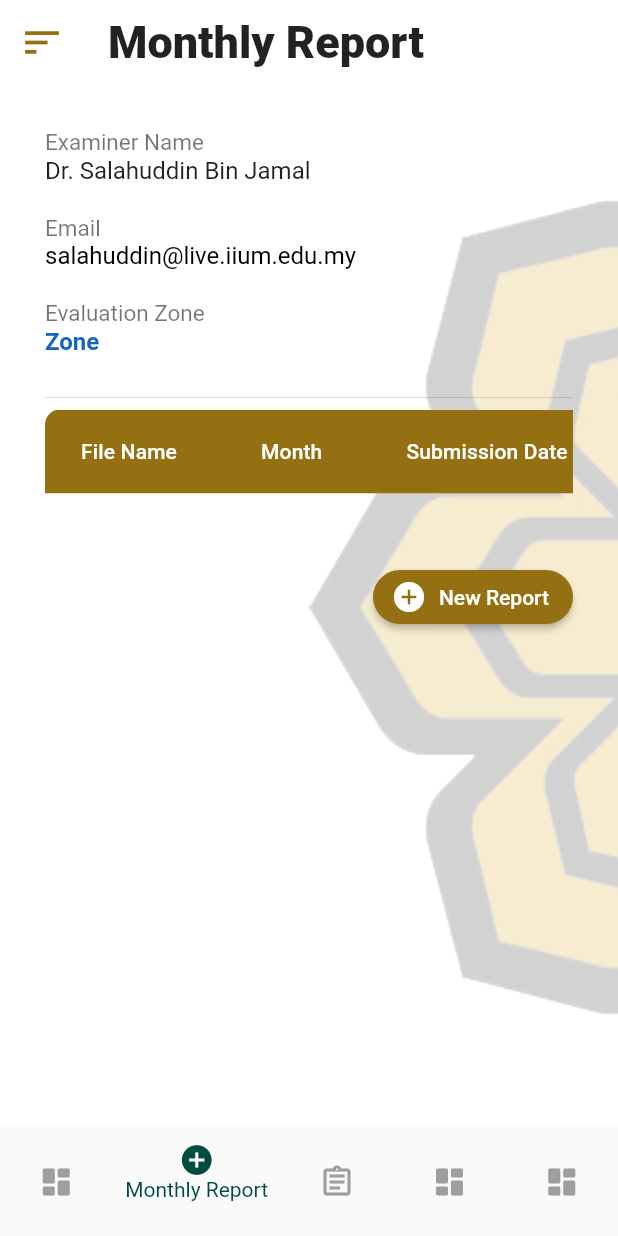
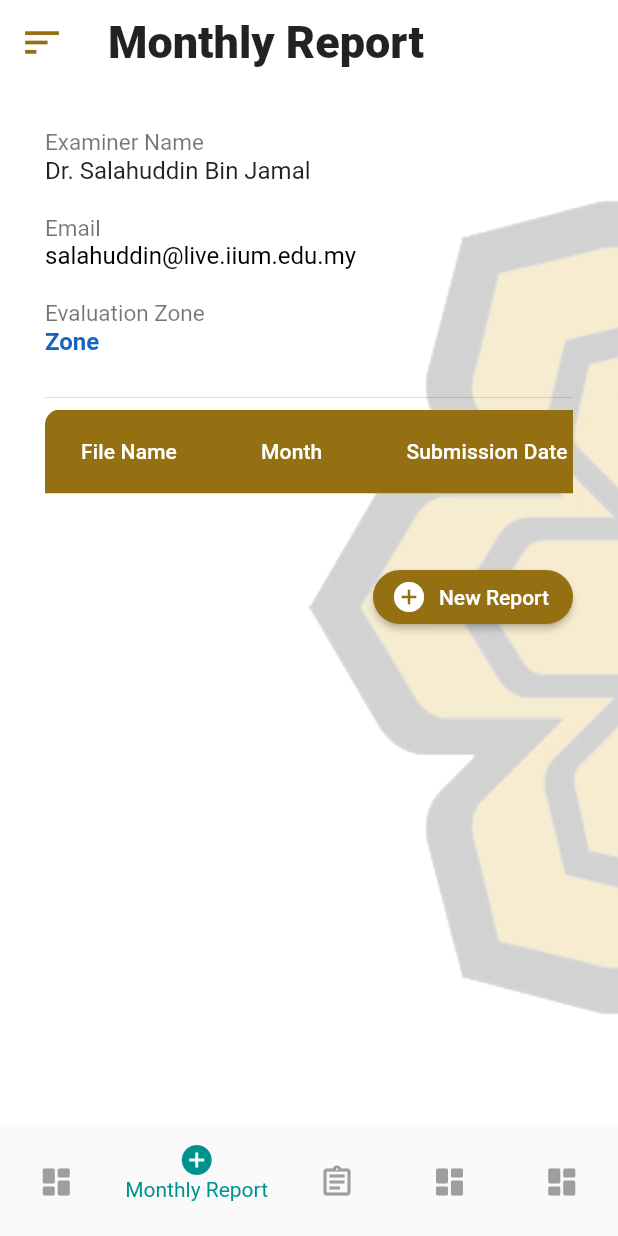
Before and after one commit to KhadijahArizal/Student, a Flutter app: the MonthlyReport screen opened by its route, on a phone screen of 412 x 824 dp. Run offline on Flutter 3.47's test engine with Material 2 defaults, Android fonts, the phone set to English and light mode, and no system bars; our stand-ins replace cloud_firestore, file_picker, firebase_auth, firebase_core, firebase_database, firebase_storage and 3 more; accounts and stored records are empty; Roboto replaces fonts that are missing (Futura).

Commit message:
bottomMenu.dart

```diff
--- a/lib/BottomNavBar/bottomMenu.dart
+++ b/lib/BottomNavBar/bottomMenu.dart
@@ -4,13 +4,11 @@ class BottomMenu extends StatelessWidget {
   final int currentIndex;
   final Function(int) onTap;
   final Map<String, String> routeNames;
-  final String studentStatus;
 
   BottomMenu({
     required this.currentIndex,
     required this.onTap,
     required this.routeNames,
-    required this.studentStatus,
   });
 
   @override
@@ -19,12 +17,10 @@ class BottomMenu extends StatelessWidget {
     return BottomNavigationBar(
       currentIndex: currentIndex,
       onTap: onTap,
-      selectedItemColor: Colors.teal.shade900,
+      selectedItemColor: const Color.fromRGBO(0, 146, 143, 10),
       unselectedItemColor: Colors.grey,
       items: [
         for (var routeName in routeNames.keys)
-          if (!((routeName == 'Monthly Report' || routeName == 'Final Report') &&
-              studentStatus == 'Inactive'))
             BottomNavigationBarItem(
               icon: Column(
                 children: [
@@ -33,15 +29,15 @@ class BottomMenu extends StatelessWidget {
                     child: Icon(
                       getIconForRoute(routeName, currentIndex == routeNames.keys.toList().indexOf(routeName)),
                       color: currentIndex == routeNames.keys.toList().indexOf(routeName)
-                          ?  Colors.teal.shade900
+                          ?  const Color.fromRGBO(0, 146, 143, 10)
                           : Colors.grey,
                     ),
                   ),
                   if (currentIndex == routeNames.keys.toList().indexOf(routeName)) // Display the name only when selected
                     Text(
                       routeName,
-                      style:  TextStyle(
-                        color:  Colors.teal.shade900,
+                      style:  const TextStyle(
+                        color:  Color.fromRGBO(0, 146, 143, 10)
                       ),
                     ),
                 ],
```
